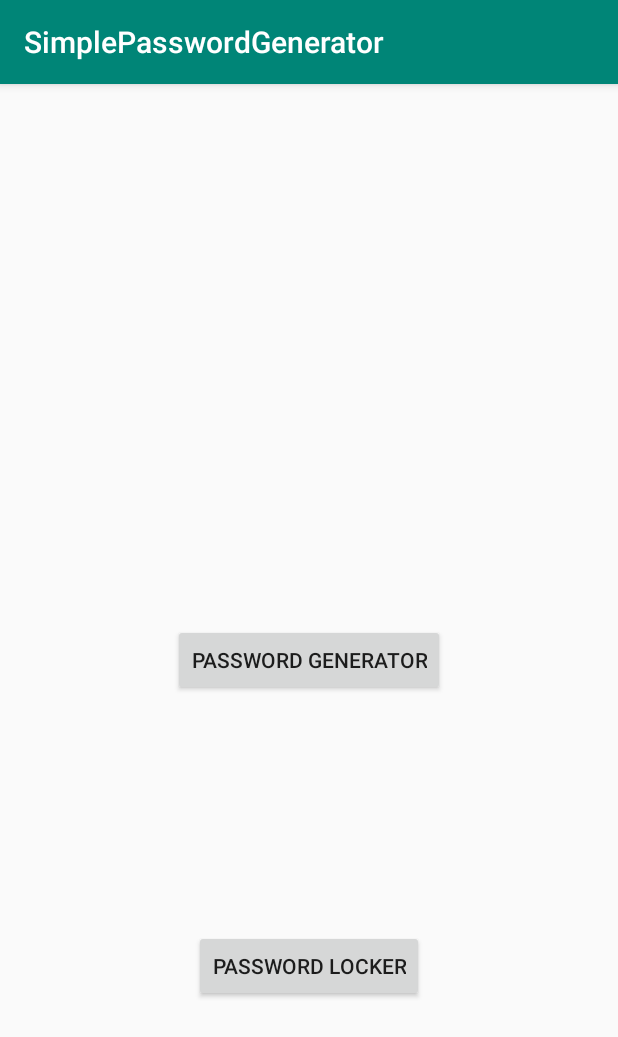
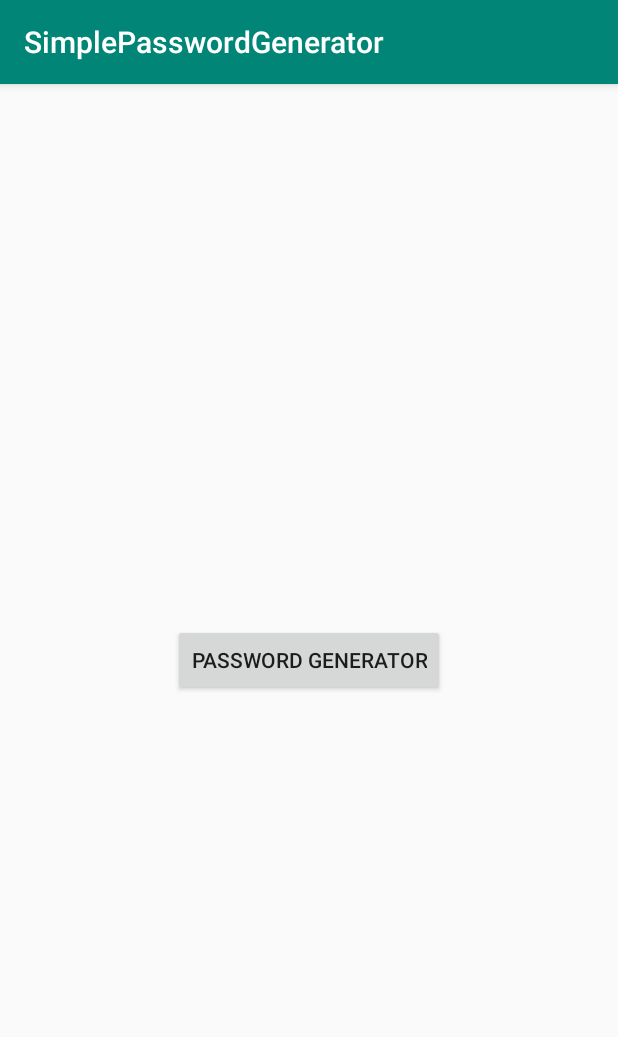
Before and after one commit to kmnthecoder/SimplePasswordGenerator, an Android app: the screen it shows after launch (MainActivity), on a phone screen of 412 x 824 dp. Shown: the top 1037 px of the screen. Run offline under Robolectric (Android 15) with nearby library versions, the phone set to English and light mode, and no system bars.

Commit message:
Revert "- add password locker button"
This reverts commit 8940c5664ef57fec4604fcfe0d1552cf22c962c4.

```diff
--- a/app/src/main/java/com/lotex/android/simplepasswordgenerator/Activities/MainActivity.java
+++ b/app/src/main/java/com/lotex/android/simplepasswordgenerator/Activities/MainActivity.java
@@ -13,7 +13,7 @@ public class MainActivity extends AppCompatActivity implements View.OnClickListe
 
     private static final String LOG_TAG = MainActivity.class.getSimpleName();
 
-    private Button mPasswordGenerator, mPasswordLocker;
+    private Button mPasswordGenerator;
 
     @Override
     protected void onCreate(Bundle savedInstanceState) {
@@ -26,17 +26,10 @@ public class MainActivity extends AppCompatActivity implements View.OnClickListe
     public void viewAttach() {
         mPasswordGenerator = findViewById(R.id.button_password_generator);
         mPasswordGenerator.setOnClickListener(this);
-        mPasswordLocker = findViewById(R.id.button_password_locker);
-        mPasswordLocker.setOnClickListener(this);
     }
 
-    public void passwordGeneratorActivity() {
+    public void passwordGeneratorIntent() {
         Intent intent = new Intent(MainActivity.this, PasswordGenerator.class);
-        startActivity(intent);
-    }
-
-    public void passwordLockerActivity() {
-        Intent intent = new Intent(MainActivity.this, PasswordLocker.class);
         startActivity(intent);
     }
 
@@ -44,10 +37,7 @@ public class MainActivity extends AppCompatActivity implements View.OnClickListe
     public void onClick(View v) {
         switch (v.getId()) {
             case R.id.button_password_generator:
-                passwordGeneratorActivity();
-                break;
-            case R.id.button_password_locker:
-                passwordLockerActivity();
+                passwordGeneratorIntent();
                 break;
             default:
                 break;
--- a/app/src/main/res/layout/activity_main.xml
+++ b/app/src/main/res/layout/activity_main.xml
@@ -16,14 +16,4 @@
         app:layout_constraintStart_toStartOf="parent"
         app:layout_constraintTop_toTopOf="parent" />
 
-    <Button
-        android:id="@+id/button_password_locker"
-        android:layout_width="wrap_content"
-        android:layout_height="wrap_content"
-        android:text="@string/button_password_locker"
-        app:layout_constraintBottom_toBottomOf="parent"
-        app:layout_constraintEnd_toEndOf="parent"
-        app:layout_constraintStart_toStartOf="parent"
-        app:layout_constraintTop_toBottomOf="@+id/button_password_generator" />
-
 </androidx.constraintlayout.widget.ConstraintLayout>
--- a/app/src/main/res/values/strings.xml
+++ b/app/src/main/res/values/strings.xml
@@ -7,5 +7,4 @@
     <string name="checkBox_numbers_text">Numbers</string>
     <string name="editText_exclude_text">Exclude any characters (no spaces)</string>
     <string name="button_password_generator">Password Generator</string>
-    <string name="button_password_locker">Password Locker</string>
 </resources>
```
Also changed, not shown: app/src/main/AndroidManifest.xml (+0 -7 lines), app/src/main/java/com/lotex/android/simplepasswordgenerator/Activities/PasswordLocker.java (deleted, +0 -16 lines), app/src/main/res/layout/activity_password_locker.xml (deleted, +0 -9 lines).
